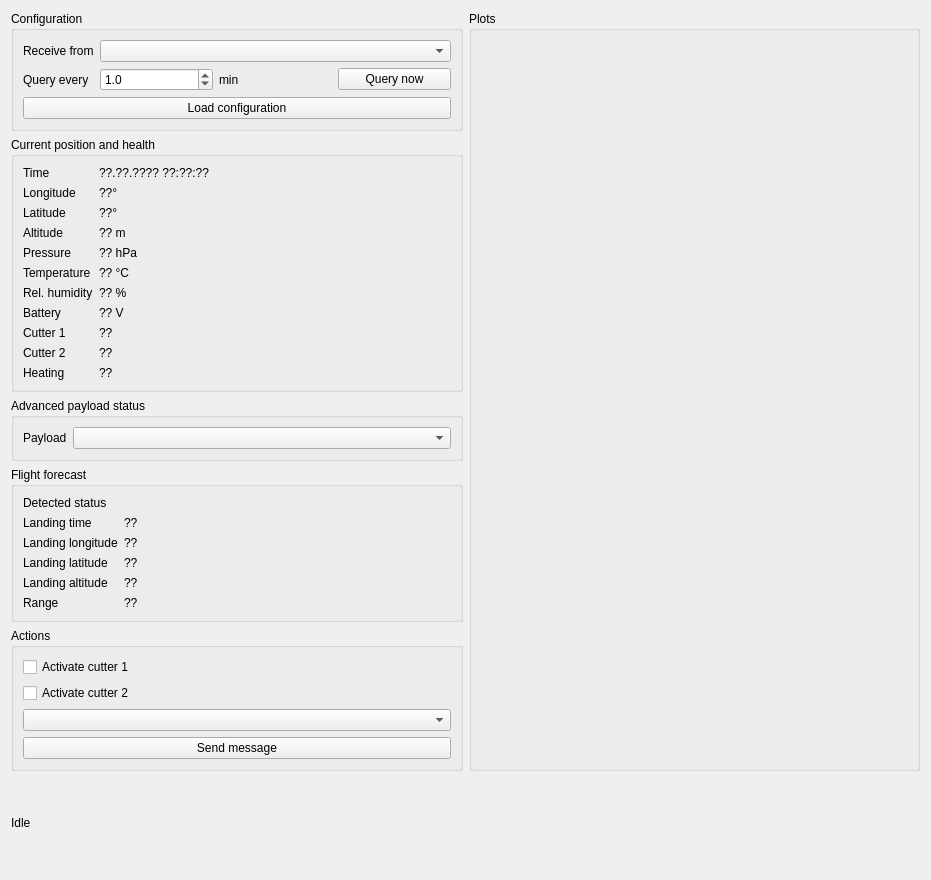
a-schneider-fmi/balloon-operator, file balloon_operator/gui_operatorwidget.ui: the form before one commit.
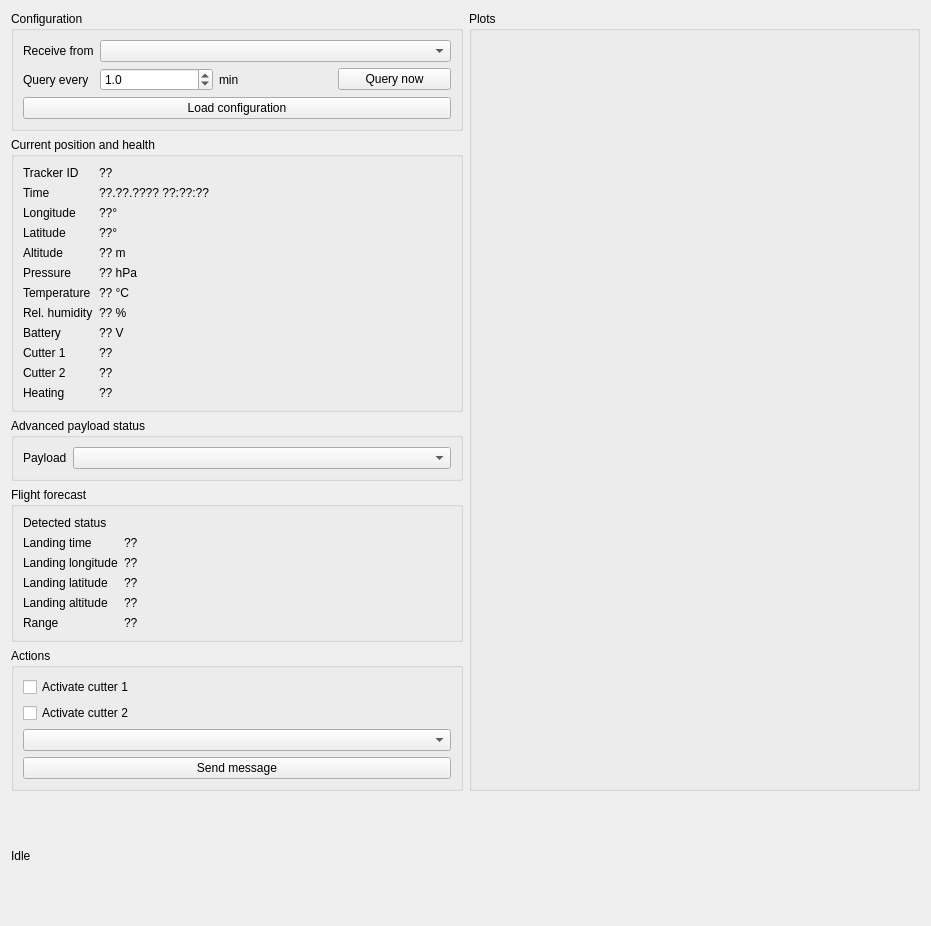
The form after the commit. Custom widgets are drawn as their Qt base class.

Commit message: Added extraction of IMEI from IRIDIUM emails and displaying it.

```diff
--- a/balloon_operator/gui_operatorwidget.ui
+++ b/balloon_operator/gui_operatorwidget.ui
@@ -7,7 +7,7 @@
     <x>0</x>
     <y>0</y>
     <width>931</width>
-    <height>880</height>
+    <height>926</height>
    </rect>
   </property>
   <property name="windowTitle">
@@ -89,160 +89,174 @@
         <string>Current position and health</string>
        </property>
        <layout class="QFormLayout" name="layout_cur_pos">
-        <item row="0" column="0">
+        <item row="1" column="0">
          <widget class="QLabel" name="label_cur_datetime">
           <property name="text">
            <string>Time</string>
           </property>
          </widget>
         </item>
-        <item row="0" column="1">
+        <item row="1" column="1">
          <widget class="QLabel" name="label_cur_datetime_value">
           <property name="text">
            <string>??.??.???? ??:??:??</string>
           </property>
          </widget>
         </item>
-        <item row="1" column="0">
+        <item row="2" column="0">
          <widget class="QLabel" name="label_cur_longitude">
           <property name="text">
            <string>Longitude</string>
           </property>
          </widget>
         </item>
-        <item row="1" column="1">
+        <item row="2" column="1">
          <widget class="QLabel" name="label_cur_longitude_value">
           <property name="text">
            <string>??°</string>
           </property>
          </widget>
         </item>
-        <item row="2" column="0">
+        <item row="3" column="0">
          <widget class="QLabel" name="label_cur_latitude">
           <property name="text">
            <string>Latitude</string>
           </property>
          </widget>
         </item>
-        <item row="2" column="1">
+        <item row="3" column="1">
          <widget class="QLabel" name="label_cur_latitude_value">
           <property name="text">
            <string>??°</string>
           </property>
          </widget>
         </item>
-        <item row="3" column="0">
+        <item row="4" column="0">
          <widget class="QLabel" name="label_cur_altitude">
           <property name="text">
            <string>Altitude</string>
           </property>
          </widget>
         </item>
-        <item row="3" column="1">
+        <item row="4" column="1">
          <widget class="QLabel" name="label_cur_altitude_value">
           <property name="text">
            <string>?? m</string>
           </property>
          </widget>
         </item>
-        <item row="4" column="0">
+        <item row="5" column="0">
          <widget class="QLabel" name="label_cur_pressure">
           <property name="text">
            <string>Pressure</string>
           </property>
          </widget>
         </item>
-        <item row="4" column="1">
+        <item row="5" column="1">
          <widget class="QLabel" name="label_cur_pressure_value">
           <property name="text">
            <string>?? hPa</string>
           </property>
          </widget>
         </item>
-        <item row="7" column="0">
+        <item row="8" column="0">
          <widget class="QLabel" name="label_cur_battery">
           <property name="text">
            <string>Battery</string>
           </property>
          </widget>
         </item>
-        <item row="7" column="1">
+        <item row="8" column="1">
          <widget class="QLabel" name="label_cur_battery_value">
           <property name="text">
            <string>?? V</string>
           </property>
          </widget>
         </item>
-        <item row="5" column="0">
+        <item row="6" column="0">
          <widget class="QLabel" name="label_cur_temperature">
           <property name="text">
            <string>Temperature</string>
           </property>
          </widget>
         </item>
-        <item row="5" column="1">
+        <item row="6" column="1">
          <widget class="QLabel" name="label_cur_temperature_value">
           <property name="text">
            <string>?? °C</string>
           </property>
          </widget>
         </item>
-        <item row="6" column="0">
+        <item row="7" column="0">
          <widget class="QLabel" name="label_cur_humidity">
           <property name="text">
            <string>Rel. humidity</string>
           </property>
          </widget>
         </item>
-        <item row="6" column="1">
+        <item row="7" column="1">
          <widget class="QLabel" name="label_cur_humidity_value">
           <property name="text">
            <string>?? %</string>
           </property>
          </widget>
         </item>
-        <item row="8" column="0">
+        <item row="9" column="0">
          <widget class="QLabel" name="label_cur_cutter1">
           <property name="text">
            <string>Cutter 1</string>
           </property>
          </widget>
         </item>
-        <item row="8" column="1">
+        <item row="9" column="1">
          <widget class="QLabel" name="label_cur_cutter1_value">
           <property name="text">
            <string>??</string>
           </property>
          </widget>
         </item>
-        <item row="9" column="0">
+        <item row="10" column="0">
          <widget class="QLabel" name="label_cur_cutter2">
           <property name="text">
            <string>Cutter 2</string>
           </property>
          </widget>
         </item>
-        <item row="9" column="1">
+        <item row="10" column="1">
          <widget class="QLabel" name="label_cur_cutter2_value">
           <property name="text">
            <string>??</string>
           </property>
          </widget>
         </item>
-        <item row="10" column="0">
+        <item row="11" column="0">
          <widget class="QLabel" name="label_cur_heating">
           <property name="text">
            <string>Heating</string>
           </property>
          </widget>
         </item>
-        <item row="10" column="1">
+        <item row="11" column="1">
          <widget class="QLabel" name="label_cur_heating_value">
           <property name="text">
            <string>??</string>
           </property>
          </widget>
         </item>
+        <item row="0" column="0">
+         <widget class="QLabel" name="label_id">
+          <property name="text">
+           <string>Tracker ID</string>
+          </property>
+         </widget>
+        </item>
+        <item row="0" column="1">
+         <widget class="QLabel" name="label_id_value">
+          <property name="text">
+           <string>??</string>
+          </property>
+         </widget>
+        </item>
        </layout>
       </widget>
      </item>
```
The commit also changes 2 other files.
